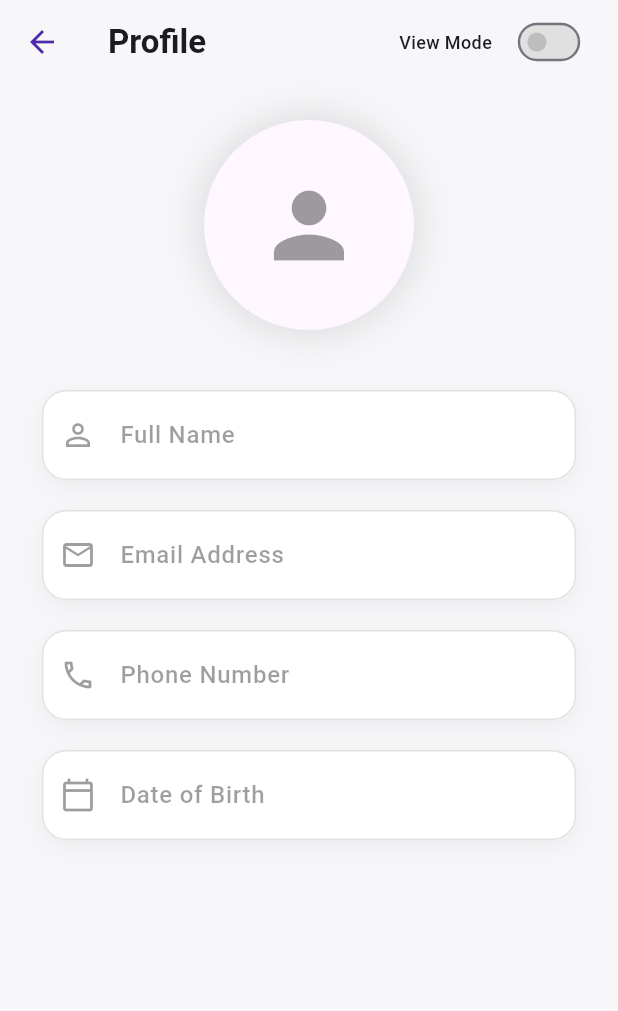
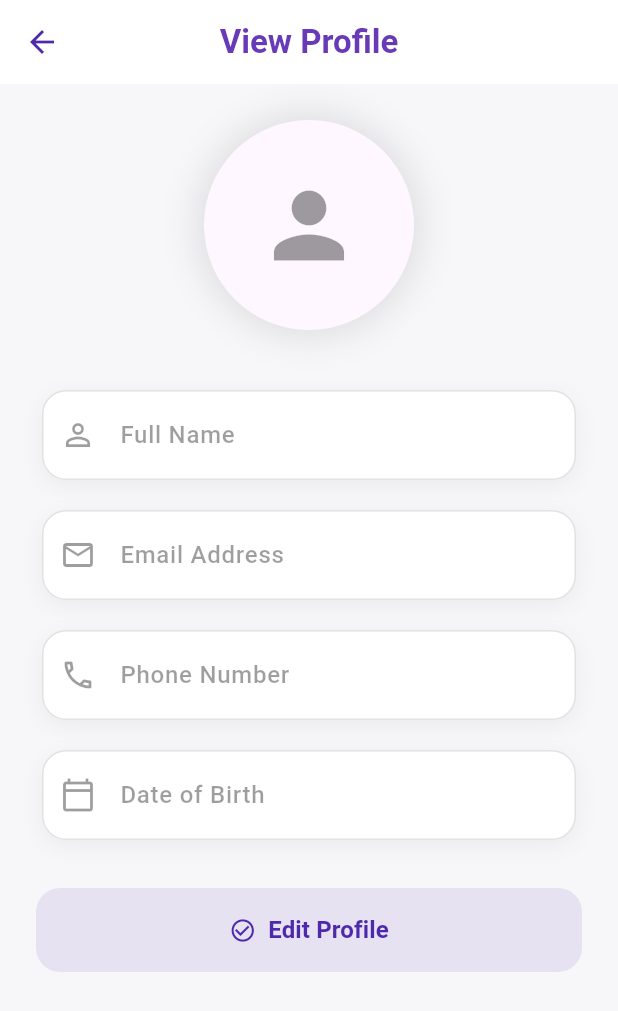
Before and after one commit to Adarsh-Polsey/brandopedia, a Flutter app: the ProfileScreen screen opened directly, on a phone screen of 412 x 824 dp. Shown: the top 1011 px of the screen. Run offline on Flutter 3.47's test engine with Material 3 defaults, Android fonts, the light colour scheme and no system bars; our stand-ins replace animated_text_kit, google_nav_bar, image_picker, shared_preferences, shimmer; accounts and stored records are empty; network calls fail.

Commit message:
added todos,minor imp. ,removed logs, changed profile things

```diff
--- a/lib/features/home/view/home_screen.dart
+++ b/lib/features/home/view/home_screen.dart
@@ -410,7 +410,7 @@ class _HomeScreenState extends State<HomeScreen> with TickerProviderStateMixin {
                   ),
                 ),
 
-                // Food Items List with animations
+                // Food Items List
                 Consumer<HomeViewModel>(
                   builder: (context, viewModel, _) {
                     if (viewModel.isLoading) {
--- a/lib/features/home/viewmodel/home_viewmodel.dart
+++ b/lib/features/home/viewmodel/home_viewmodel.dart
@@ -21,7 +21,6 @@ class HomeViewModel extends ChangeNotifier {
   bool get isLoading => _isLoading;
 
   void fetchFoodItems() async {
-    log("Fetching food items");
     _isLoading = true;
     notifyListeners();
 
@@ -38,9 +37,6 @@ class HomeViewModel extends ChangeNotifier {
   }
 
   void applyFilters({String? category, double? minPrice, double? maxPrice}) {
-    log(
-      "Applying filters: category=$category, minPrice=$minPrice, maxPrice=$maxPrice",
-    );
 
     // Update filter state
     _currentCategory = category;
--- a/lib/features/profile/repository/profile_repository.dart
+++ b/lib/features/profile/repository/profile_repository.dart
@@ -12,7 +12,6 @@ class ProfileRepository {
   Future<ProfileModel> loadProfile() async {
     final prefs = await SharedPreferences.getInstance();
     final profileJson = prefs.getString(_profileKey);
-    log('Profile JSON: $profileJson');
     if (profileJson != null) {
       return ProfileModel.fromJson(Map<String, dynamic>.from(
         json.decode(profileJson),
--- a/lib/features/profile/view/profile_screen.dart
+++ b/lib/features/profile/view/profile_screen.dart
@@ -90,52 +90,17 @@ class _ProfileScreenState extends State<ProfileScreen> with SingleTickerProvider
           backgroundColor: theme.scaffoldBackgroundColor,
            appBar: AppBar(
         elevation: 0,
-            backgroundColor: Colors.transparent,
+        backgroundColor: Colors.white,
+        centerTitle: true,
         title: Text(
-              'Profile',
+          viewModel.isEditMode ? 'Edit Profile' : 'View Profile',
           style: TextStyle(
-                fontWeight: FontWeight.w600,
-                color: theme.textTheme.titleLarge?.color,
+            color: Colors.deepPurple,
+            fontWeight: FontWeight.bold,
+            fontSize: 22,
           ),
         ),
-            actions: [
-              Padding(
-                padding: const EdgeInsets.only(right: 16.0),
-                child: Row(
-                  children: [
-                    AnimatedSwitcher(
-                      duration: const Duration(milliseconds: 300),
-                      child: Text(
-                        viewModel.isEditMode ? 'Edit Mode' : 'View Mode',
-                        key: ValueKey<bool>(viewModel.isEditMode),
-                        style: TextStyle(
-                          fontSize: 12,
-                          fontWeight: FontWeight.w500,
-                          color: viewModel.isEditMode
-                            ? theme.primaryColor
-                            : theme.textTheme.bodyMedium?.color,
-                        ),
-                      ),
-                    ),
-                    const SizedBox(width: 8),
-                    Transform.scale(
-                      scale: 0.8,
-                      child: Switch(
-                        value: viewModel.isEditMode,
-                        onChanged: (_) {
-                          HapticFeedback.lightImpact();
-                          viewModel.toggleEditMode();
-                        },
-                        activeColor: theme.primaryColor,
-                        activeTrackColor: theme.primaryColor.withValues(alpha:0.3),
-                        inactiveThumbColor: Colors.grey.shade400,
-                        inactiveTrackColor: Colors.grey.shade300,
-                      ),
-                    ),
-                  ],
-                ),
-              ),
-            ],
+
           ),
           body: viewModel.isLoading
               ? const Center(
@@ -219,7 +184,6 @@ class _ProfileScreenState extends State<ProfileScreen> with SingleTickerProvider
                             const SizedBox(height: 40),
                             ..._buildFormFields(theme, viewModel),
                             const SizedBox(height: 32),
-                            if (viewModel.isEditMode)
                               _buildSaveButton(viewModel, theme),
                             const SizedBox(height: 40),
                           ],
@@ -380,7 +344,8 @@ class _ProfileScreenState extends State<ProfileScreen> with SingleTickerProvider
       width: double.infinity,
       height: 56,
       child: ElevatedButton(
-        onPressed: () {
+        onPressed:(!viewModel.isEditMode)?(){
+         viewModel.toggleEditMode();}: () {
           if (_formKey.currentState!.validate()) {
             HapticFeedback.mediumImpact();
             viewModel.saveProfile(
@@ -391,6 +356,7 @@ class _ProfileScreenState extends State<ProfileScreen> with SingleTickerProvider
             );
 
             // Show success snackbar
+
             ScaffoldMessenger.of(context).showSnackBar(
               SnackBar(
                 content: Text('Profile updated successfully'),
@@ -405,8 +371,8 @@ class _ProfileScreenState extends State<ProfileScreen> with SingleTickerProvider
           }
         },
         style: ElevatedButton.styleFrom(
-          backgroundColor: theme.primaryColor,
-          foregroundColor: Colors.white,
+          backgroundColor: viewModel.isEditMode?theme.primaryColor:theme.primaryColor.withValues(alpha: 0.1),
+
           elevation: 0,
           shape: RoundedRectangleBorder(
             borderRadius: BorderRadius.circular(16),
@@ -415,11 +381,12 @@ class _ProfileScreenState extends State<ProfileScreen> with SingleTickerProvider
         child: Row(
           mainAxisAlignment: MainAxisAlignment.center,
           children: [
-            const Icon(Icons.check_circle_outline),
+            Icon(Icons.check_circle_outline,color:viewModel.isEditMode?Colors.white:theme.primaryColor,),
             const SizedBox(width: 8),
             Text(
-              'Save Profile',
+              viewModel.isEditMode?'Save Profile':'Edit Profile',
               style: TextStyle(
+                color:viewModel.isEditMode?Colors.white:theme.primaryColor,
                 fontSize: 16,
                 fontWeight: FontWeight.w600,
               ),
--- a/lib/features/profile/viewmodel/profile_viewmodel.dart
+++ b/lib/features/profile/viewmodel/profile_viewmodel.dart
@@ -28,7 +28,7 @@ class ProfileViewModel extends ChangeNotifier {
     try {
       _profile = await _repository.loadProfile();
     } catch (e) {
-      log('Error loading profile: $e');
+      throw Exception('Error loading profile: $e');
     }
 
     _isLoading = false;
--- a/lib/main.dart
+++ b/lib/main.dart
@@ -10,7 +10,7 @@ import 'package:flutter/material.dart';
 import 'package:provider/provider.dart';
 
 void main() {
-  // TODO: Factorize _buildWidget
+  // TODO: Factorize _buildWidget , Add photos for dishes
   runApp(
     MultiProvider(
       providers: [
```
Also changed, not shown: lib/features/cart/view/cart_screen.dart (+3 -18 lines). Lines whose indentation alone changed are shown as unchanged.
